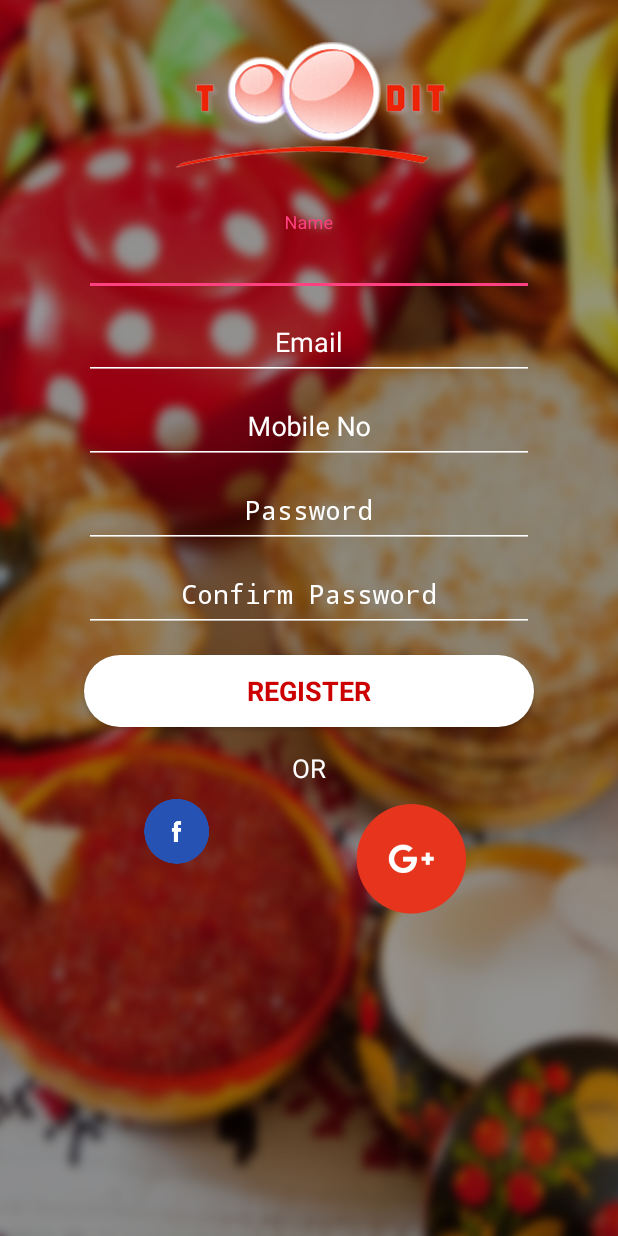
After one commit to lognsys/toodit, an Android app: the RegistrationActivity screen opened directly, with no data from a screen before it, on a phone screen of 412 x 824 dp. The commit adds this screen. Run offline under Robolectric (Android 15) with nearby library versions, the phone set to English and light mode, and no system bars; our stand-ins replace Volley.

Commit message:
Adding registration and valiation

```diff
--- a/app/build.gradle
+++ b/app/build.gradle
@@ -72,6 +72,8 @@ dependencies {
     //facebook login
     compile 'com.facebook.android:facebook-android-sdk:4.0.0'
     testCompile 'junit:junit:4.12'
+
+    compile 'com.android.volley:volley:1.0.0'
 }
 
 // google-services plugin
--- /dev/null
+++ b/app/src/main/assets/toodit.properties
@@ -0,0 +1,4 @@
+# API URLs
+country_api_url=
+city_api_url=
+outlets_api_url
--- /dev/null
+++ b/app/src/main/java/com/lognsys/toodit/RegistrationActivity.java
@@ -0,0 +1,116 @@
+package com.lognsys.toodit;
+
+import android.app.Activity;
+import android.app.DownloadManager;
+import android.net.Uri;
+import android.os.Bundle;
+import android.text.Editable;
+import android.text.TextWatcher;
+import android.view.View;
+import android.widget.Button;
+import android.widget.EditText;
+import android.widget.Toast;
+import com.android.volley.Request;
+import com.lognsys.toodit.R;
+
+import java.util.Map;
+
+/**
+ * Created by admin on 17-02-2017.
+ */
+
+public class RegistrationActivity extends Activity {
+    private EditText etName, etEmail, etMobile, etPassword, etConfirmPasword;
+    private Button btnRegister;
+    /**
+     * ATTENTION: This was auto-generated to implement the App Indexing API.
+     * See https://g.co/AppIndexing/AndroidStudio for more information.
+     */
+
+
+
+    @Override
+    protected void onCreate(Bundle savedInstanceState) {
+        super.onCreate(savedInstanceState);
+        setContentView(R.layout.activity_registration);
+        etName = (EditText) findViewById(R.id.etName);
+        etEmail = (EditText) findViewById(R.id.etEmail);
+        etMobile = (EditText) findViewById(R.id.etMobileNo);
+        etPassword = (EditText) findViewById(R.id.etPassword);
+        etConfirmPasword=(EditText)findViewById(R.id.etconfirmPassword);
+        btnRegister = (Button) findViewById(R.id.btnRegister);
+
+
+        btnRegister.setOnClickListener(new View.OnClickListener() {
+            @Override
+            public void onClick(View view) {
+
+                if (etName.getText().toString().length() == 0) {
+                    etName.setError("Name not entered");
+                    etName.requestFocus();
+                } else {
+                    if (etEmail.getText().toString().length() == 0) {
+                        etEmail.setError("Email not entered");
+                        etEmail.requestFocus();
+
+                        final String email = etEmail.getText().toString().trim();
+
+                        final String emailPattern = "[a-zA-Z0-9._-]+@[a-z]+\\.+[a-z]+";
+
+                        etEmail.addTextChangedListener(new TextWatcher() {
+                            public void afterTextChanged(Editable s) {
+
+                                if (email.matches(emailPattern))
+                                    if (s.length() > 0) {
+                                        Toast.makeText(getApplicationContext(), "valid email address", Toast.LENGTH_SHORT).show();
+                                        // or
+                                        // textView.setText("valid email");
+                                    } else {
+                                        Toast.makeText(getApplicationContext(), "Invalid email address", Toast.LENGTH_SHORT).show();
+                                        //or
+                                        // textView.setText("invalid email");
+                                    }
+                                else {
+                                    Toast.makeText(getApplicationContext(), "Invalid email address", Toast.LENGTH_SHORT).show();
+                                    //or
+                                    // textView.setText("invalid email");
+                                }
+                            }
+
+                            public void beforeTextChanged(CharSequence s, int start, int count, int after) {
+                                // other stuffs
+                            }
+
+                            public void onTextChanged(CharSequence s, int start, int before, int count) {
+                                // other stuffs
+                            }
+                        });
+
+                    } else if (etMobile.getText().toString().length() == 0) {
+                        etMobile.setError("Mobile number is Required");
+                        etMobile.requestFocus();
+                    } else if (etPassword.getText().toString().length() == 0) {
+                        etPassword.setError("Password not entered");
+                        etPassword.requestFocus();
+                    } else if (etConfirmPasword.getText().toString().length() == 0) {
+                        etConfirmPasword.setError("Please confirm password");
+                        etConfirmPasword.requestFocus();
+                    }
+                    else{
+                        Toast.makeText(getApplicationContext(), "valid email address", Toast.LENGTH_SHORT).show();
+
+
+                    }
+                }
+
+
+            }
+        });
+
+    }
+  /*  public class  RegistrationRequest extends Request<String>
+    {
+        private Map<String, String> mParams;
+
+    }*/
+}
--- /dev/null
+++ b/app/src/main/res/layout/activity_registration.xml
@@ -0,0 +1,153 @@
+<?xml version="1.0" encoding="utf-8"?>
+<LinearLayout xmlns:android="http://schemas.android.com/apk/res/android"
+    android:orientation="vertical" android:layout_width="match_parent"
+    android:layout_height="match_parent"
+    android:background="@drawable/login_bg"
+    android:gravity="center"
+    android:padding="@dimen/activity_horizontal_margin">
+
+    <ImageView
+        android:layout_width="@dimen/logo_w"
+        android:layout_height="@dimen/logo_h"
+        android:layout_gravity="center_horizontal"
+        android:layout_marginBottom="10dp"
+        android:layout_marginTop="5dp"
+        android:src="@drawable/toodit_logo_1" />
+
+    <android.support.design.widget.TextInputLayout
+        android:layout_width="300dp"
+        android:layout_height="wrap_content"
+        android:layout_marginTop="10dp"
+        android:textColorHint="@color/white">
+
+        <EditText
+            android:id="@+id/etName"
+            android:layout_width="match_parent"
+            android:layout_height="wrap_content"
+            android:backgroundTint="@color/white"
+            android:focusableInTouchMode="true"
+            android:gravity="center_horizontal"
+            android:hint="@string/hint_name"
+            android:imeActionId="@+id/login"
+            android:imeOptions="actionUnspecified"
+            android:inputType="textPersonName"
+            android:maxLines="1"
+            android:textColor="@android:color/white" />
+
+    </android.support.design.widget.TextInputLayout>
+
+
+    <android.support.design.widget.TextInputLayout
+        android:layout_width="300dp"
+        android:layout_height="wrap_content"
+        android:textColorHint="@color/white">
+
+        <EditText
+            android:id="@+id/etEmail"
+            android:layout_width="match_parent"
+            android:layout_height="wrap_content"
+            android:backgroundTint="@color/white"
+            android:gravity="center_horizontal"
+            android:hint="@string/email"
+            android:inputType="textEmailAddress"
+            android:maxLines="1"
+            android:textColor="@android:color/white" />
+
+    </android.support.design.widget.TextInputLayout>
+
+    <android.support.design.widget.TextInputLayout
+        android:layout_width="300dp"
+        android:layout_height="wrap_content"
+        android:textColorHint="@color/white">
+
+        <EditText
+            android:id="@+id/etMobileNo"
+            android:layout_width="match_parent"
+            android:layout_height="wrap_content"
+            android:backgroundTint="@color/white"
+            android:gravity="center_horizontal"
+            android:hint="Mobile No"
+            android:inputType="text|phone"
+            android:maxLines="1"
+            android:textColor="@android:color/white" />
+
+    </android.support.design.widget.TextInputLayout>
+
+    <android.support.design.widget.TextInputLayout
+        android:layout_width="300dp"
+        android:layout_height="wrap_content"
+        android:textColorHint="@color/white">
+
+        <EditText
+            android:id="@+id/etPassword"
+            android:layout_width="match_parent"
+            android:layout_height="wrap_content"
+            android:backgroundTint="@color/white"
+            android:gravity="center_horizontal"
+            android:hint="Password"
+            android:inputType="textPassword"
+            android:maxLines="1"
+            android:textColor="@android:color/white" />
+
+    </android.support.design.widget.TextInputLayout>
+    <android.support.design.widget.TextInputLayout
+        android:layout_width="300dp"
+        android:layout_height="wrap_content"
+        android:textColorHint="@color/white">
+
+        <EditText
+            android:id="@+id/etconfirmPassword"
+            android:layout_width="match_parent"
+            android:layout_height="wrap_content"
+            android:backgroundTint="@color/white"
+            android:gravity="center_horizontal"
+            android:hint="Confirm Password"
+            android:inputType="textPassword"
+            android:maxLines="1"
+            android:textColor="@android:color/white" />
+
+    </android.support.design.widget.TextInputLayout>
+    <Button
+        android:id="@+id/btnRegister"
+        style="?android:textAppearanceMedium"
+        android:layout_width="300dp"
+        android:layout_height="wrap_content"
+        android:layout_marginTop="15dp"
+        android:background="@drawable/round_btn"
+        android:text="Register"
+        android:textColor="@android:color/holo_red_dark"
+        android:textStyle="bold" />
+
+    <TextView
+        android:layout_width="wrap_content"
+        android:layout_height="wrap_content"
+        android:layout_marginTop="15dp"
+        android:text="OR"
+        android:textColor="@color/white"
+        android:textSize="17dp" />
+
+    <RelativeLayout
+        android:layout_width="226dp"
+        android:layout_height="wrap_content"
+        android:layout_gravity="center"
+        android:layout_marginTop="5dp"
+        android:layout_weight="1">
+
+        <Button
+            android:background="@drawable/fb"
+            android:id="@+id/fb_image"
+            android:layout_alignParentLeft="true"
+            android:layout_alignParentStart="true"
+            android:layout_height="50dp"
+            android:layout_width="50dp"
+            />
+
+
+        <ImageView
+            android:id="@+id/google_image"
+            android:layout_width="90dp"
+            android:layout_height="90dp"
+            android:layout_alignParentRight="true"
+            android:src="@drawable/google" />
+    </RelativeLayout>
+</LinearLayout>
--- a/build.gradle
+++ b/build.gradle
@@ -7,7 +7,7 @@ buildscript {
 
     }
     dependencies {
-        classpath 'com.android.tools.build:gradle:2.3.0-beta4'
+        classpath 'com.android.tools.build:gradle:2.3.0-rc1'
         classpath 'com.google.gms:google-services:3.0.0'
         classpath 'com.netflix.nebula:gradle-lint-plugin:latest.release'
         // NOTE: Do not place your application dependencies here; they belong
```
Also changed, not shown: app/src/main/AndroidManifest.xml (+7 -1 lines), app/src/main/java/com/lognsys/toodit/LoginActivity.java (+158 -44 lines), app/src/main/java/com/lognsys/toodit/util/Services.java (added, +53 -0 lines), app/src/main/java/com/lognsys/toodit/util/Validation.java (deleted, +0 -10 lines), app/src/main/res/layout/activity_login.xml (+18 -2 lines), app/src/main/res/values/strings.xml (+11 -0 lines).
